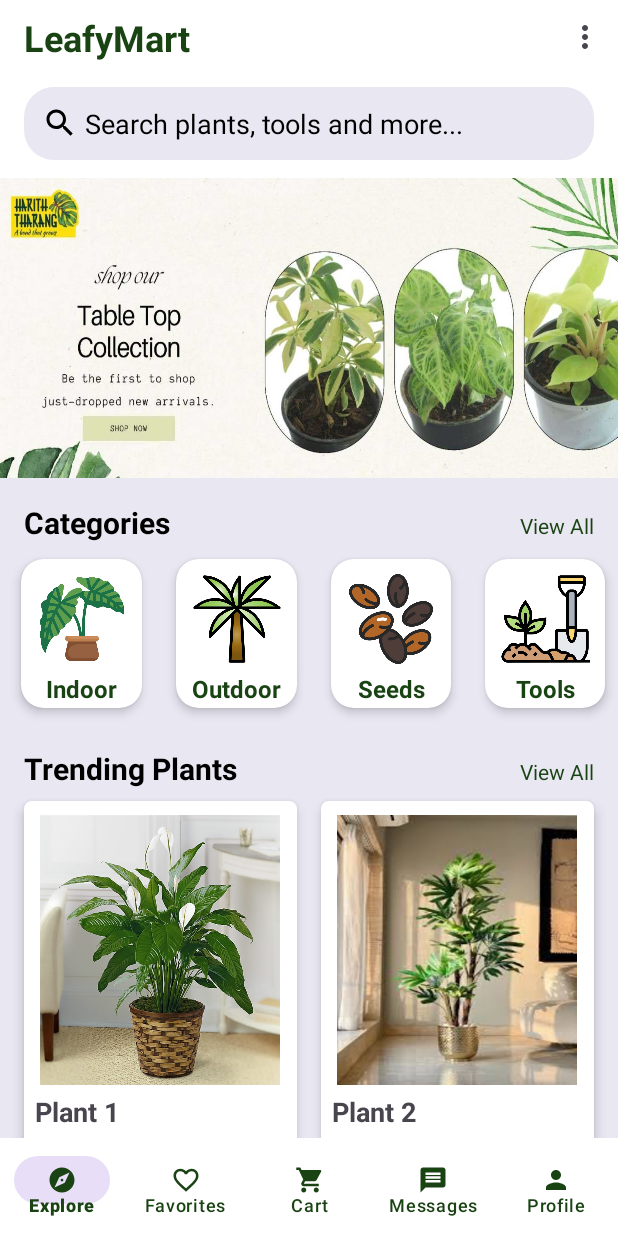
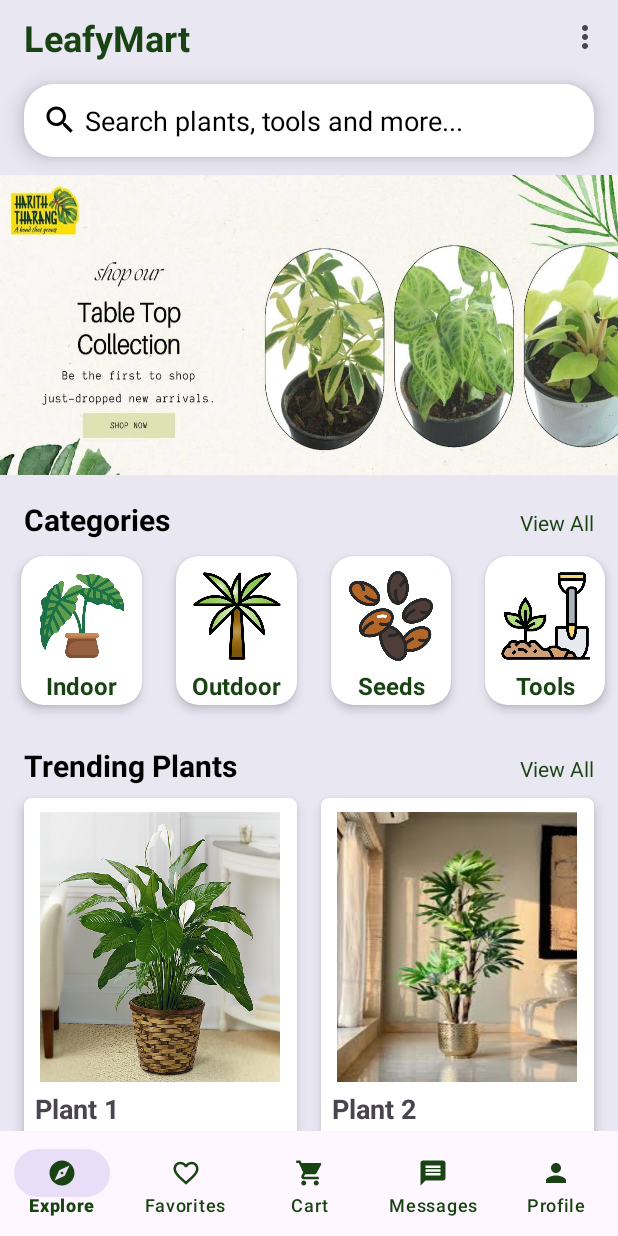
Before and after one commit to Toufic01/leafyMart, an Android app: the screen it shows after launch (MainActivity), on a phone screen of 412 x 824 dp. Run offline under Robolectric (Android 15) with nearby library versions, the phone set to English and light mode, and no system bars; Roboto replaces fonts that are not available here.

Commit message:
light_and_dark_mode

```diff
--- a/app/src/main/AndroidManifest.xml
+++ b/app/src/main/AndroidManifest.xml
@@ -12,6 +12,7 @@
         android:roundIcon="@mipmap/ic_launcher_round"
         android:supportsRtl="true"
         android:theme="@style/Theme.LeafyMart"
+        android:forceDarkAllowed="false"
         tools:targetApi="31">
         <activity
             android:name=".Activities.MainActivity"
@@ -24,3 +25,6 @@
     </application>
 
 </manifest>
+
+    <!-- Line 15: android:forceDarkAllowed="false"
+     for using same theme for light and dark mode -->
--- a/app/src/main/java/com/leafymart/Activities/MainActivity.java
+++ b/app/src/main/java/com/leafymart/Activities/MainActivity.java
@@ -8,6 +8,7 @@ import android.view.MenuItem;
 import androidx.activity.EdgeToEdge;
 import androidx.annotation.NonNull;
 import androidx.appcompat.app.AppCompatActivity;
+import androidx.appcompat.app.AppCompatDelegate;
 import androidx.appcompat.widget.Toolbar;
 import androidx.core.graphics.Insets;
 import androidx.core.view.MenuProvider;
@@ -34,11 +35,13 @@ public class MainActivity extends AppCompatActivity {
         EdgeToEdge.enable(this);
         binding = ActivityMainBinding.inflate(getLayoutInflater());
         setContentView(binding.getRoot());
-        getWindow().setStatusBarColor(getResources().getColor(R.color.dark_green));
+// for using same theme for light and dark mode
+        AppCompatDelegate.setDefaultNightMode(AppCompatDelegate.MODE_NIGHT_NO);
+        getWindow().setStatusBarColor(getResources().getColor(R.color.light_grey));
 
         ViewCompat.setOnApplyWindowInsetsListener(findViewById(R.id.main), (v, insets) -> {
             Insets systemBars = insets.getInsets(WindowInsetsCompat.Type.systemBars());
-            v.setPadding(systemBars.left, systemBars.top, systemBars.right, systemBars.bottom);
+            v.setPadding(systemBars.left, systemBars.top, systemBars.right, v.getPaddingBottom());
             return insets;
         });
 
--- a/app/src/main/res/drawable/white_bg.xml
+++ b/app/src/main/res/drawable/white_bg.xml
@@ -4,7 +4,7 @@
     <item>
         <shape>
             <solid android:color="@color/white" />
-            <corners android:radius="10dp" />
+            <corners android:radius="20dp" />
         </shape>
 
     </item>
--- a/app/src/main/res/layout/activity_main.xml
+++ b/app/src/main/res/layout/activity_main.xml
@@ -5,7 +5,6 @@
     android:id="@+id/main"
     android:layout_width="match_parent"
     android:layout_height="match_parent"
-    android:background="@color/white"
     tools:context=".Activities.MainActivity">
 
     <!-- Top Bar -->
@@ -14,7 +13,7 @@
         android:layout_width="match_parent"
         android:layout_height="wrap_content"
         android:id="@+id/topbar"
-        android:backgroundTint="@color/white">
+        android:backgroundTint="@color/light_grey">
 
         <com.google.android.material.appbar.CollapsingToolbarLayout
             android:layout_width="match_parent"
@@ -26,7 +25,7 @@
             <androidx.appcompat.widget.Toolbar
                 android:layout_width="match_parent"
                 android:layout_height="50sp"
-                android:background="@color/white"
+                android:background="@color/light_grey"
                 android:id="@+id/toolbar"
                 app:layout_collapseMode="pin">
 
@@ -49,14 +48,15 @@
             android:id="@+id/search_ET"
             android:layout_width="match_parent"
             android:layout_height="wrap_content"
-            android:layout_marginTop="8sp"
+            android:layout_marginTop="6sp"
             android:layout_marginLeft="16sp"
             android:layout_marginRight="16sp"
             android:layout_marginBottom="12sp"
             android:padding="12sp"
+            android:elevation="8sp"
             android:drawableLeft="@drawable/baseline_search_24"
             android:hint=" Search plants, tools and more..."
-            android:background="@drawable/light_grey_bg"
+            android:background="@drawable/white_bg"
             android:textColorHint="@color/black"></EditText>
     </com.google.android.material.appbar.AppBarLayout>
 
@@ -74,9 +74,8 @@
         android:id="@+id/bottom_nav_view"
         android:layout_width="match_parent"
         android:layout_height="wrap_content"
-        android:minHeight="65dp"
+        android:minHeight="70sp"
         android:layout_alignParentBottom="true"
-        android:layout_gravity="bottom"
         android:background="@color/background"
         app:itemIconTint="@color/dark_green"
         app:itemTextColor="@color/dark_green"
--- a/app/src/main/res/values/themes.xml
+++ b/app/src/main/res/values/themes.xml
@@ -3,6 +3,9 @@
     <style name="Base.Theme.LeafyMart" parent="Theme.Material3.Light.NoActionBar">
         <!-- Customize your light theme here. -->
         <!-- <item name="colorPrimary">@color/my_light_primary</item> -->
+ <!-- Force light theme -->
+        <item name="android:forceDarkAllowed" tools:ignore="NewApi">true</item>
+        <!-- for using same theme for light and dark mode -->
     </style>
 
     <style name="Theme.LeafyMart" parent="Base.Theme.LeafyMart" />
--- a/gradle/libs.versions.toml
+++ b/gradle/libs.versions.toml
@@ -1,5 +1,5 @@
 [versions]
-agp = "8.8.0"
+agp = "8.9.0"
 junit = "4.13.2"
 junitVersion = "1.2.1"
 espressoCore = "3.6.1"
```
Also changed, not shown: gradle/wrapper/gradle-wrapper.properties, 2 other files.
